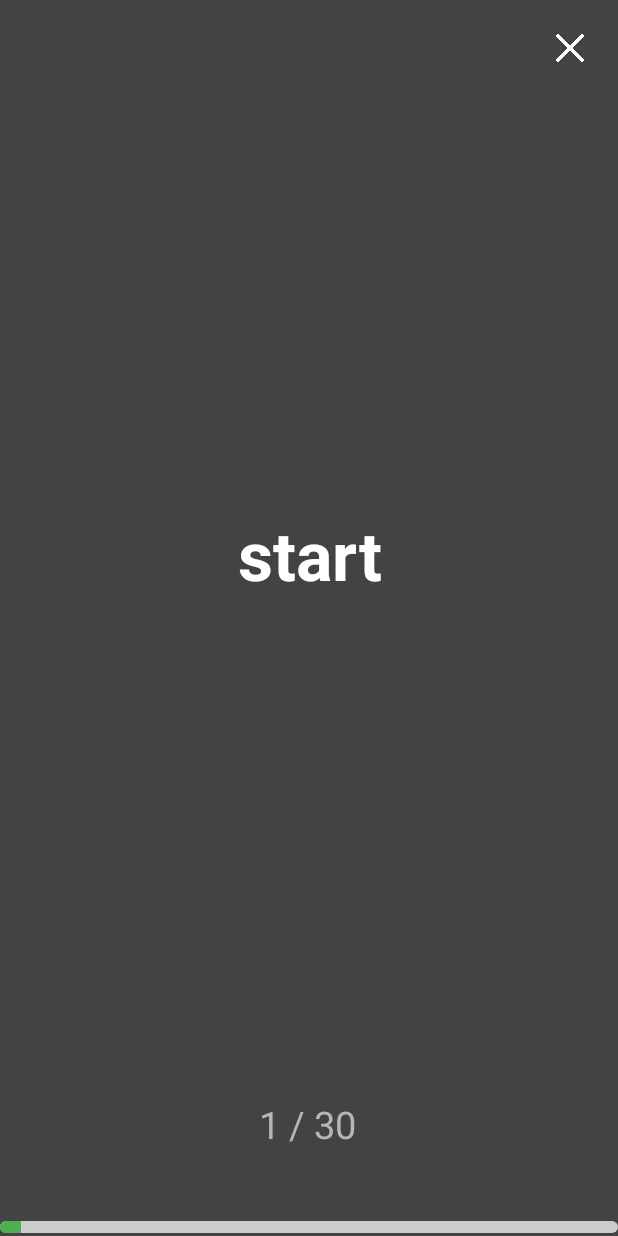
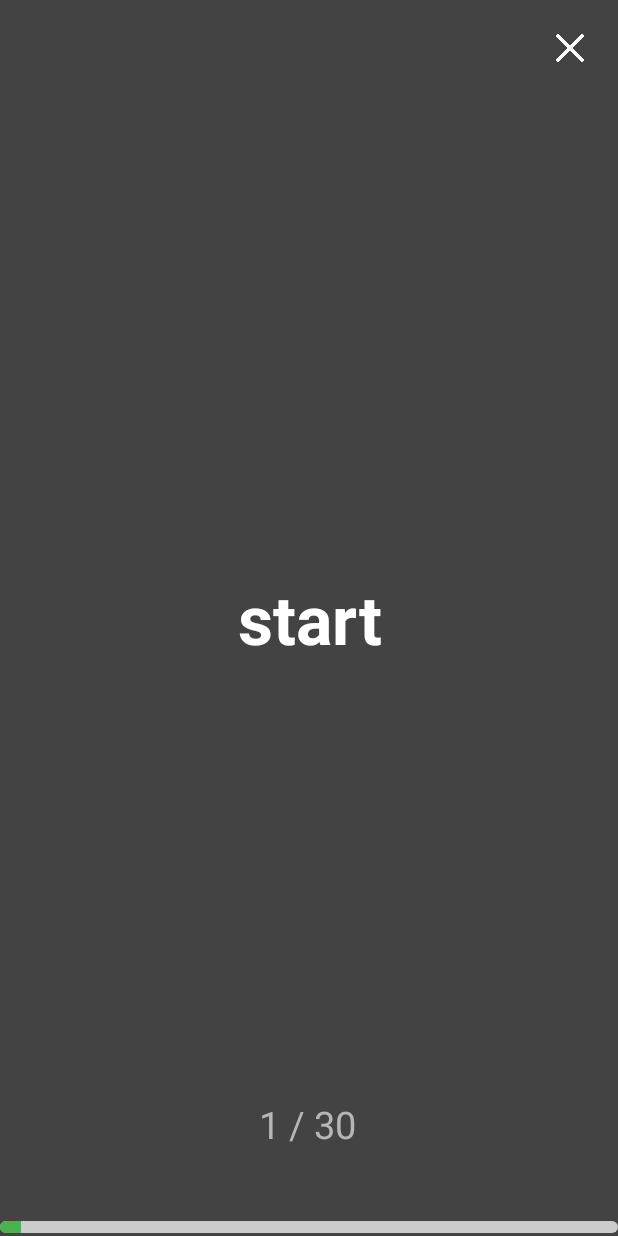
Before and after one commit to 07Pedro/Triolingo, an Android app: the screen it shows after launch (MainActivity), on a phone screen of 412 x 824 dp. Run offline under Robolectric (Android 15) with nearby library versions, the phone set to English and light mode, and no system bars.

Commit message:
minor fixes

```diff
--- a/app/src/main/res/layout/activity_main.xml
+++ b/app/src/main/res/layout/activity_main.xml
@@ -8,30 +8,23 @@
     android:background="#434343"
     tools:context=".MainActivity">
 
-    <LinearLayout
+    <FrameLayout
         android:id="@+id/cardLayout"
         android:layout_width="match_parent"
         android:layout_height="wrap_content"
-        android:layout_centerInParent="true"
-        android:layout_marginTop="361dp"
-        android:layout_marginBottom="361dp"
         android:background="#434343"
-        android:gravity="center"
-        android:orientation="vertical"
         android:padding="24dp"
-        android:visibility="visible"
+        android:layout_gravity="center"
+        app:layout_constraintTop_toTopOf="parent"
         app:layout_constraintBottom_toBottomOf="parent"
-        app:layout_constraintEnd_toEndOf="parent"
         app:layout_constraintStart_toStartOf="parent"
-        app:layout_constraintTop_toTopOf="parent"
-        tools:ignore="MissingConstraints"
-        tools:visibility="visible">
+        app:layout_constraintEnd_toEndOf="parent">
 
         <TextView
             android:id="@+id/wordText"
             android:layout_width="wrap_content"
             android:layout_height="wrap_content"
-            android:layout_marginBottom="12dp"
+            android:layout_gravity="center"
             android:gravity="center"
             android:text="test"
             android:textColor="#FFFFFF"
@@ -42,13 +35,14 @@
             android:id="@+id/translationText"
             android:layout_width="wrap_content"
             android:layout_height="wrap_content"
-            android:layout_marginBottom="12dp"
+            android:layout_gravity="center"
             android:gravity="center"
             android:text="test2"
             android:textColor="#FFFFFF"
             android:textSize="45sp"
             android:textStyle="bold" />
-    </LinearLayout>
+    </FrameLayout>
+
 
     <TextView
         android:id="@+id/progressText"
```
Also changed, not shown: app/src/main/java/ch/petrce/triolingo/MainActivity.java (+11 -11 lines), app/src/main/java/ch/petrce/triolingo/Vocab.java (+0 -8 lines).
